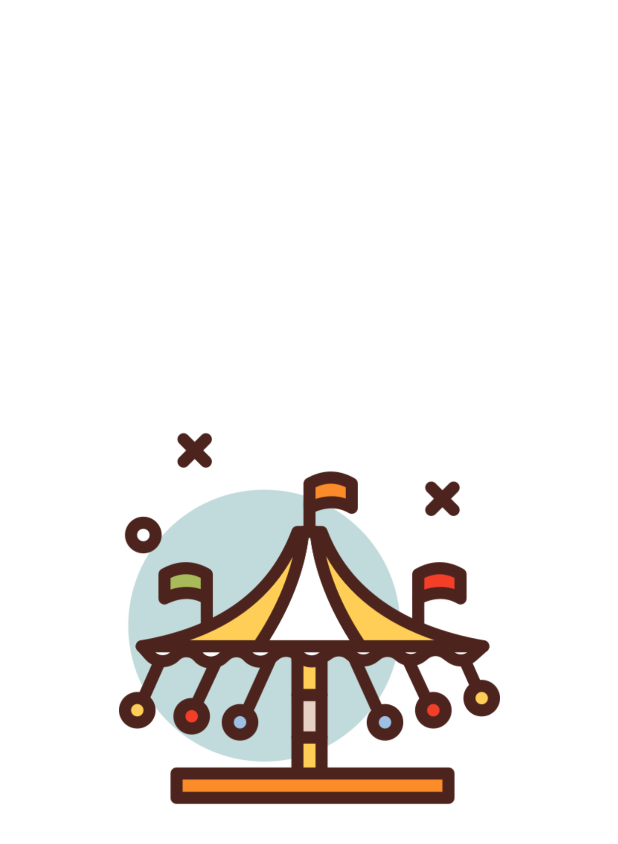
After one commit to pam0701/Ticketpass-personal, an Android app: the TitleActivity screen opened directly, with no data from a screen before it, on a phone screen of 412 x 824 dp. The commit adds this screen. Shown: the top 844 px of the screen. Run offline under Robolectric (Android 15) with nearby library versions, the phone set to English and light mode, and no system bars; 1 statement that could not run was skipped.

Commit message:
TitleActivity 구현

```diff
--- a/app/build.gradle
+++ b/app/build.gradle
@@ -3,7 +3,7 @@ plugins {
 }
 
 android {
-    compileSdkVersion 30
+    compileSdkVersion 31
     buildToolsVersion "30.0.3"
 
     defaultConfig {
@@ -33,6 +33,8 @@ dependencies {
     implementation 'androidx.appcompat:appcompat:1.4.2'
     implementation 'com.google.android.material:material:1.6.1'
     implementation 'androidx.constraintlayout:constraintlayout:2.1.4'
+    implementation 'androidx.navigation:navigation-fragment:2.4.2'
+    implementation 'androidx.navigation:navigation-ui:2.4.2'
     testImplementation 'junit:junit:4.+'
     androidTestImplementation 'androidx.test.ext:junit:1.1.3'
     androidTestImplementation 'androidx.test.espresso:espresso-core:3.4.0'
--- /dev/null
+++ b/app/src/main/java/com/acontech/ticketpass/TitleActivity.java
@@ -0,0 +1,33 @@
+package com.acontech.ticketpass;
+
+import androidx.appcompat.app.AppCompatActivity;
+import android.content.Intent;
+import android.os.Bundle;
+import android.os.Handler;
+
+public class TitleActivity extends AppCompatActivity {
+
+    @Override
+    protected void onCreate(Bundle savedInstanceState) {
+        super.onCreate(savedInstanceState);
+        setContentView(R.layout.activity_title);	//theme로 지정했다면 삭제한다.
+
+        moveMain(1);	//1초 후 main activity 로 넘어감
+    }
+
+    private void moveMain(int sec) {
+        new Handler().postDelayed(new Runnable()
+        {
+            @Override
+            public void run()
+            {
+                //new Intent(현재 context, 이동할 activity)
+                Intent intent = new Intent(getApplicationContext(), MainActivity.class);
+
+                startActivity(intent);	//intent 에 명시된 액티비티로 이동
+
+                finish();	//현재 액티비티 종료
+            }
+        }, 1000 * sec); // sec초 정도 딜레이를 준 후 시작
+    }
+}
--- /dev/null
+++ b/app/src/main/res/layout/activity_title.xml
@@ -0,0 +1,18 @@
+<?xml version="1.0" encoding="utf-8"?>
+<androidx.constraintlayout.widget.ConstraintLayout xmlns:android="http://schemas.android.com/apk/res/android"
+    xmlns:app="http://schemas.android.com/apk/res-auto"
+    xmlns:tools="http://schemas.android.com/tools"
+    android:layout_width="match_parent"
+    android:layout_height="match_parent"
+    tools:context=".TitleActivity">
+
+    <ImageView
+        android:id="@+id/imageView"
+        android:layout_width="254dp"
+        android:layout_height="256dp"
+        app:layout_constraintBottom_toBottomOf="parent"
+        app:layout_constraintEnd_toEndOf="parent"
+        app:layout_constraintStart_toStartOf="parent"
+        app:layout_constraintTop_toTopOf="parent"
+        app:srcCompat="@mipmap/amusement_park_logo" />
+</androidx.constraintlayout.widget.ConstraintLayout>
--- a/app/src/main/res/values/themes.xml
+++ b/app/src/main/res/values/themes.xml
@@ -13,4 +13,14 @@
         <item name="android:statusBarColor" tools:targetApi="l">?attr/colorPrimaryVariant</item>
         <!-- Customize your theme here. -->
     </style>
+
+    <style name="Theme.Ticketpass.NoActionBar">
+        <item name="windowActionBar">true</item>
+        <item name="windowNoTitle">true</item>
+    </style>
+
+
+    <style name="SplashTheme" parent="Theme.AppCompat.Light.DarkActionBar">
+
+    </style>
 </resources>
```
Also changed, not shown: app/src/main/AndroidManifest.xml (+12 -2 lines), app/src/main/res/values/strings.xml (+9 -0 lines), app/src/main/res/mipmap-mdpi/amusement_park_logo.png (added), gradle/wrapper/gradle-wrapper.properties.
